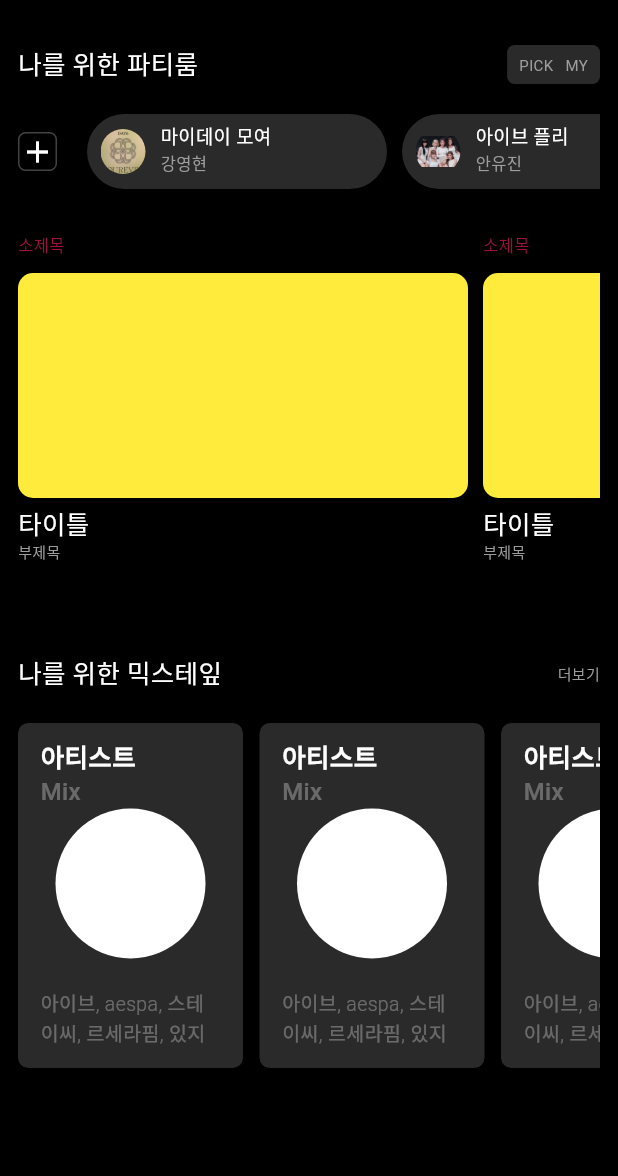
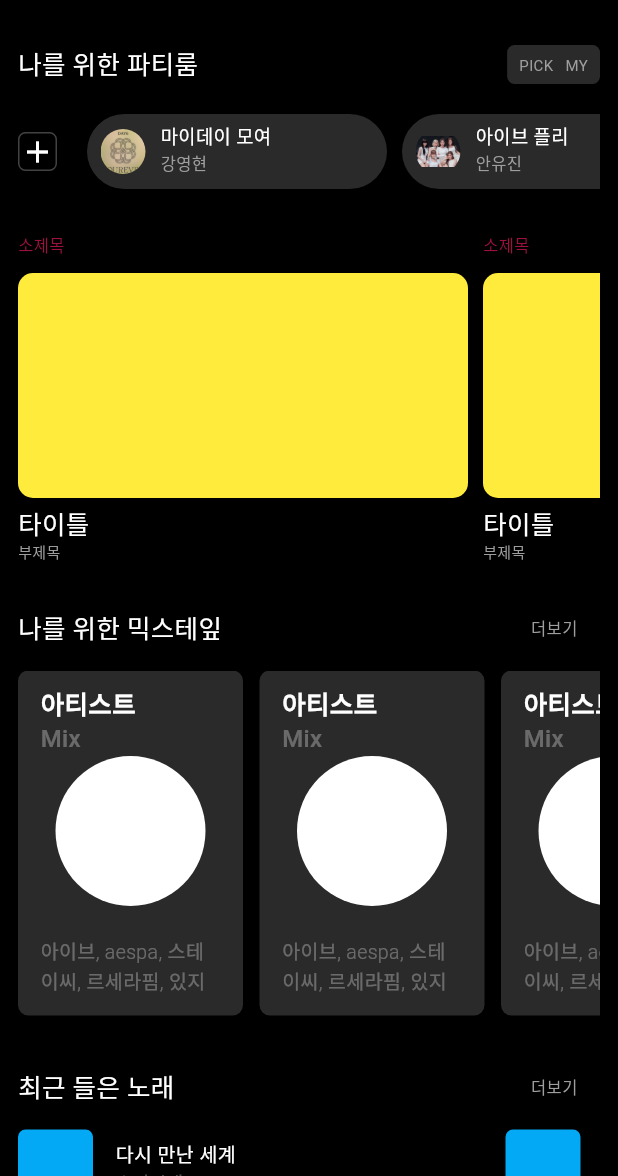
Before and after one commit to SO-HUII/Music-App-Clone-Coding, a Flutter app: the HomeView screen opened by its route, on a phone screen of 412 x 824 dp, the part 60-1236 px from its top. Run offline on Flutter 3.47's test engine with Material 3 defaults, Android fonts, the phone set to English and light mode, and no system bars; our stand-ins replace flutter_svg, get.

Commit message:
Feat: recentListenedMusic widget 구현 및 homeview에 적용

```diff
--- a/lib/common/style/font.dart
+++ b/lib/common/style/font.dart
@@ -7,7 +7,7 @@ class MyFontFamily {
   );
 
   static const detailTitle = TextStyle(
-    fontSize: 10,
+    fontSize: 11,
     color: Colors.grey,
   );
 }
--- a/lib/routes/home/components/mixtape.widget.dart
+++ b/lib/routes/home/components/mixtape.widget.dart
@@ -9,7 +9,9 @@ class MixTape extends StatelessWidget {
   Widget build(BuildContext context) {
     return Column(
       children: [
-        const Row(
+        const Padding(
+          padding: EdgeInsets.fromLTRB(0, 0, 15, 0),
+          child: Row(
             mainAxisAlignment: MainAxisAlignment.spaceBetween,
             children: [
               Text(
@@ -22,7 +24,8 @@ class MixTape extends StatelessWidget {
               ),
             ],
           ),
-        const SizedBox(height: 20),
+        ),
+        const SizedBox(height: 15),
         SizedBox(
           height: 230,
           child: Row(
--- /dev/null
+++ b/lib/routes/home/components/recentListenedMusic.widget.dart
@@ -0,0 +1,100 @@
+import 'package:flutter/material.dart';
+import 'package:music_app_clone_coding/common/style/font.dart';
+
+List<Map<String, String>> songLists = [
+  {"Mtitle": "다시 만난 세계", "Msinger": "소녀시대"},
+  {"Mtitle": "LOVE DIVE", "Msinger": "IVE"},
+  {"Mtitle": "Afer Like", "Msinger": "IVE"},
+  {"Mtitle": "Loveable", "Msinger": "조유리"},
+  {"Mtitle": "널 제외한 나의 뇌", "Msinger": "DAY6"},
+];
+
+class RecentListenedMusic extends StatelessWidget {
+  const RecentListenedMusic({super.key});
+
+  @override
+  Widget build(BuildContext context) {
+    return Column(
+      children: [
+        const Padding(
+          padding: EdgeInsets.fromLTRB(0, 0, 15, 0),
+          child: Row(
+            mainAxisAlignment: MainAxisAlignment.spaceBetween,
+            children: [
+              Text(
+                "최근 들은 노래",
+                style: MyFontFamily.subTitle,
+              ),
+              Text(
+                "더보기",
+                style: MyFontFamily.detailTitle,
+              ),
+            ],
+          ),
+        ),
+        SizedBox(
+          height: 350,
+          child: Expanded(
+            child: ListView.builder(
+              scrollDirection: Axis.horizontal,
+              itemCount: 4,
+              itemBuilder: (context, index) {
+                return Container(
+                  width: 310,
+                  height: 250,
+                  margin: const EdgeInsets.fromLTRB(0, 0, 15, 0),
+                  decoration: BoxDecoration(
+                    color: Colors.black,
+                    borderRadius: BorderRadius.circular(5),
+                  ),
+                  child: Column(
+                    children: songLists.map((songList) {
+                      return Row(
+                        children: [
+                          Container(
+                            margin: const EdgeInsets.fromLTRB(0, 15, 0, 0),
+                            width: 50,
+                            height: 50,
+                            decoration: BoxDecoration(
+                              borderRadius: BorderRadius.circular(5),
+                              color: Colors.lightBlue,
+                            ),
+                          ),
+                          const SizedBox(width: 15),
+                          Padding(
+                            padding: const EdgeInsets.fromLTRB(0, 15, 0, 0),
+                            child: Column(
+                              crossAxisAlignment: CrossAxisAlignment.start,
+                              children: [
+                                Text(
+                                  songList['Mtitle'] as String,
+                                  style: const TextStyle(
+                                    fontSize: 13,
+                                    fontWeight: FontWeight.w500,
+                                    color: Colors.white,
+                                  ),
+                                ),
+                                Text(
+                                  songList['Msinger'] as String,
+                                  style: const TextStyle(
+                                    fontSize: 12,
+                                    fontWeight: FontWeight.w400,
+                                    color: Color(0x4DFFFFFF),
+                                  ),
+                                ),
+                              ],
+                            ),
+                          ),
+                        ],
+                      );
+                    }).toList(),
+                  ),
+                );
+              },
+            ),
+          ),
+        ),
+      ],
+    );
+  }
+}
--- a/lib/routes/home/home.view.dart
+++ b/lib/routes/home/home.view.dart
@@ -2,6 +2,7 @@ import 'package:flutter/material.dart';
 import 'package:music_app_clone_coding/routes/home/components/homeHeader.widget.dart';
 import 'package:music_app_clone_coding/routes/home/components/mixtape.widget.dart';
 import 'package:music_app_clone_coding/routes/home/components/partyRoom.widget.dart';
+import 'package:music_app_clone_coding/routes/home/components/recentListenedMusic.widget.dart';
 import 'package:music_app_clone_coding/routes/home/components/recommendPlayList.widget.dart';
 
 class HomeView extends StatefulWidget {
@@ -30,8 +31,9 @@ class _HomeViewState extends State<HomeView> {
                 PartyRoomWidget(),
                 SizedBox(height: 30),
                 RecommendPlayList(),
-                SizedBox(height: 30),
                 MixTape(),
+                SizedBox(height: 35),
+                RecentListenedMusic(),
               ],
             ),
           ),
```
Lines whose indentation alone changed are shown as unchanged.
